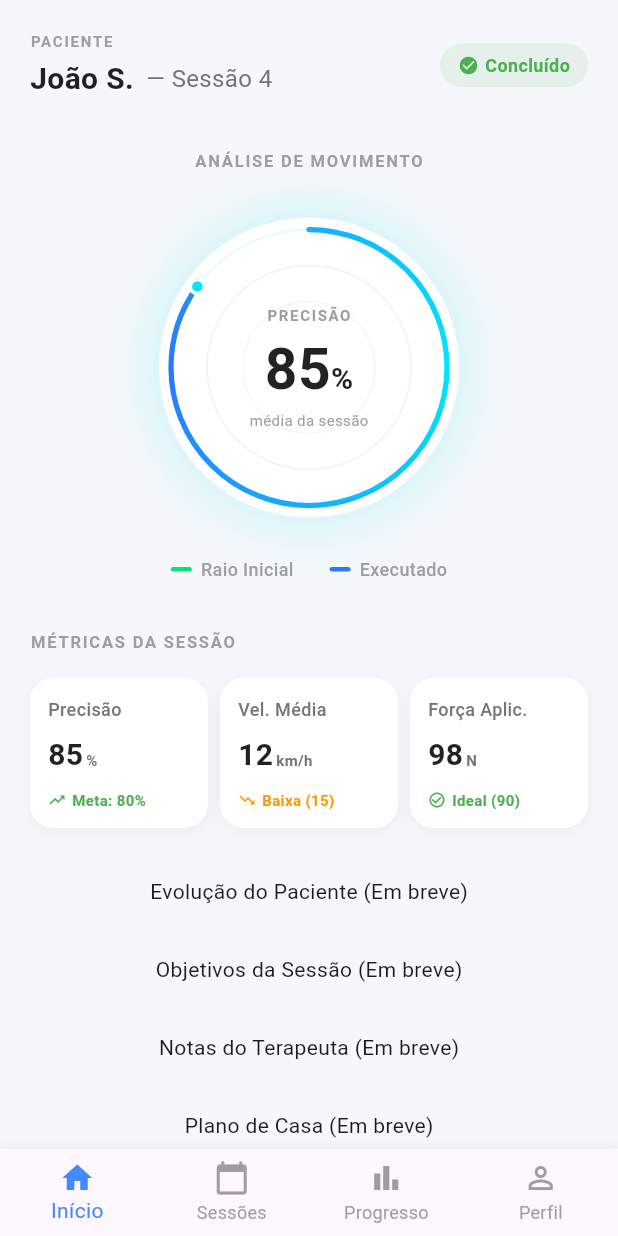
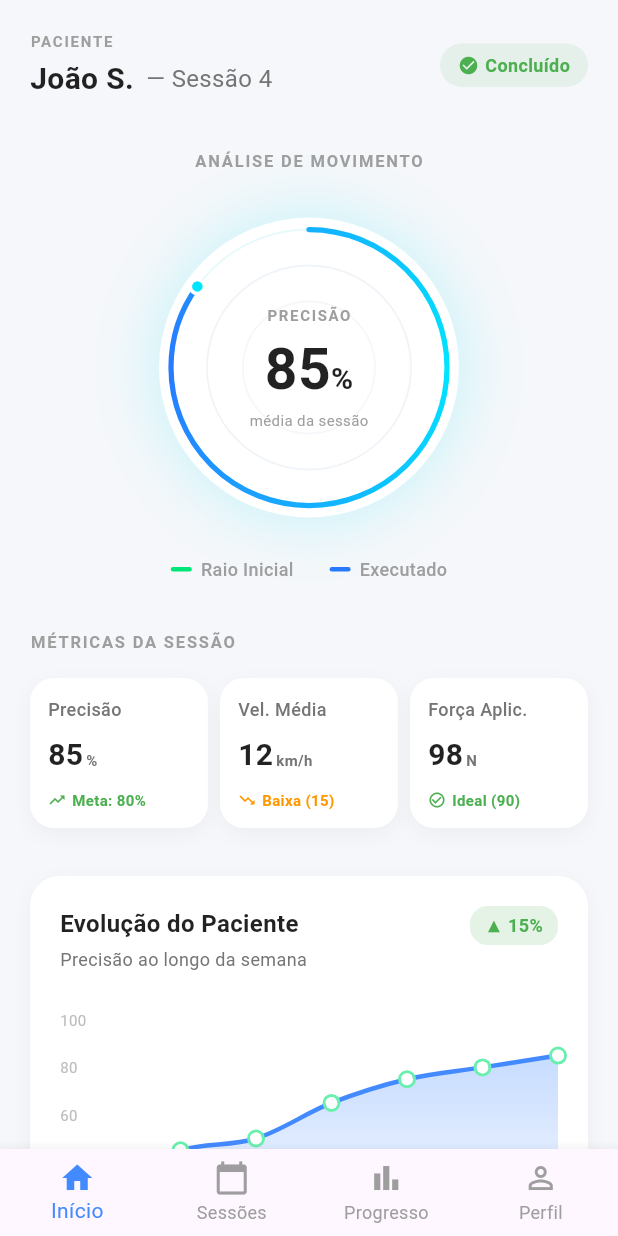
Before and after one commit to AndersonG14/Tela-de-Monitoramento, a Flutter app: the screen it shows after launch, on a phone screen of 412 x 824 dp. Run offline on Flutter 3.47's test engine with Material 3 defaults, Android fonts, the phone set to English and light mode, and no system bars; drawn by our look-alikes of fl_chart.

Commit message:
adicionando arquivo

```diff
--- a/lib/pages/patient_dashboard_page.dart
+++ b/lib/pages/patient_dashboard_page.dart
@@ -1,6 +1,7 @@
 import 'package:flutter/material.dart';
 import '../widgets/movement_analysis_widget.dart';
 import '../widgets/session_metrics_widget.dart';
+import '../widgets/patient_evolution_widget.dart';
 
 class PatientDashboardPage extends StatelessWidget {
   const PatientDashboardPage({super.key});
@@ -43,7 +44,7 @@ class PatientDashboardPage extends StatelessWidget {
               const SessionMetricsWidget(),
               const SizedBox(height: 32),
 
-              const Center(child: Text('Evolução do Paciente (Em breve)')),
+              const PatientEvolutionWidget(),
               const SizedBox(height: 32),
 
               const Center(child: Text('Objetivos da Sessão (Em breve)')),
--- /dev/null
+++ b/lib/widgets/patient_evolution_widget.dart
@@ -0,0 +1,195 @@
+import 'package:flutter/material.dart';
+import 'package:fl_chart/fl_chart.dart';
+
+class PatientEvolutionWidget extends StatelessWidget {
+  const PatientEvolutionWidget({super.key});
+
+  @override
+  Widget build(BuildContext context) {
+    return Container(
+      padding: const EdgeInsets.all(20),
+      decoration: BoxDecoration(
+        color: Colors.white,
+        borderRadius: BorderRadius.circular(20),
+        boxShadow: [
+          BoxShadow(
+            color: Colors.black.withOpacity(0.04),
+            blurRadius: 10,
+            offset: const Offset(0, 4),
+          ),
+        ],
+      ),
+      child: Column(
+        crossAxisAlignment: CrossAxisAlignment.start,
+        children: [
+          // 1. Cabeçalho do Card
+          Row(
+            mainAxisAlignment: MainAxisAlignment.spaceBetween,
+            crossAxisAlignment: CrossAxisAlignment.start,
+            children: [
+              Column(
+                crossAxisAlignment: CrossAxisAlignment.start,
+                children: [
+                  const Text(
+                    'Evolução do Paciente',
+                    style: TextStyle(
+                      fontSize: 16,
+                      fontWeight: FontWeight.bold,
+                      color: Colors.black87,
+                    ),
+                  ),
+                  const SizedBox(height: 4),
+                  Text(
+                    'Precisão ao longo da semana',
+                    style: TextStyle(
+                      fontSize: 12,
+                      color: Colors.grey.shade600,
+                    ),
+                  ),
+                ],
+              ),
+              // Badge verde de melhoria
+              Container(
+                padding: const EdgeInsets.symmetric(horizontal: 10, vertical: 4),
+                decoration: BoxDecoration(
+                  color: Colors.green.withOpacity(0.15),
+                  borderRadius: BorderRadius.circular(12),
+                ),
+                child: const Text(
+                  '▲ 15%',
+                  style: TextStyle(
+                    color: Colors.green,
+                    fontWeight: FontWeight.bold,
+                    fontSize: 12,
+                  ),
+                ),
+              ),
+            ],
+          ),
+          const SizedBox(height: 32),
+
+          // 2. Gráfico de Linha (fl_chart)
+          SizedBox(
+            height: 180,
+            child: LineChart(
+              LineChartData(
+                gridData: const FlGridData(show: false),
+                titlesData: FlTitlesData(
+                  rightTitles: const AxisTitles(sideTitles: SideTitles(showTitles: false)),
+                  topTitles: const AxisTitles(sideTitles: SideTitles(showTitles: false)),
+                  leftTitles: AxisTitles(
+                    sideTitles: SideTitles(
+                      showTitles: true,
+                      reservedSize: 30,
+                      interval: 20,
+                      getTitlesWidget: (value, meta) {
+                        return Text(
+                          value.toInt().toString(),
+                          style: TextStyle(color: Colors.grey.shade400, fontSize: 10),
+                        );
+                      },
+                    ),
+                  ),
+                  bottomTitles: AxisTitles(
+                    sideTitles: SideTitles(
+                      showTitles: true,
+                      reservedSize: 22,
+                      interval: 1,
+                      getTitlesWidget: (value, meta) {
+                        const style = TextStyle(color: Colors.grey, fontSize: 10);
+                        Widget text;
+                        switch (value.toInt()) {
+                          case 0: text = const Text('S1', style: style); break;
+                          case 1: text = const Text('S2', style: style); break;
+                          case 2: text = const Text('S3', style: style); break;
+                          case 3: text = const Text('S4', style: style); break;
+                          case 4: text = const Text('S5', style: style); break;
+                          case 5: text = const Text('S6', style: style); break;
+                          case 6: text = const Text('S7', style: style); break;
+                          default: text = const Text('', style: style); break;
+                        }
+                        return SideTitleWidget(meta: meta, child: text);
+                      },
+                    ),
+                  ),
+                ),
+                borderData: FlBorderData(show: false),
+                minX: 0,
+                maxX: 6,
+                minY: 0,
+                maxY: 100,
+                lineBarsData: [
+                  LineChartBarData(
+                    spots: const [
+                      FlSpot(0, 30),
+                      FlSpot(1, 45),
+                      FlSpot(2, 50),
+                      FlSpot(3, 65),
+                      FlSpot(4, 75),
+                      FlSpot(5, 80),
+                      FlSpot(6, 85),
+                    ],
+                    isCurved: true,
+                    color: Colors.blueAccent,
+                    barWidth: 3,
+                    isStrokeCapRound: true,
+                    dotData: FlDotData(
+                      show: true,
+                      getDotPainter: (spot, percent, barData, index) {
+                        return FlDotCirclePainter(
+                          radius: 4,
+                          color: Colors.white,
+                          strokeWidth: 2,
+                          strokeColor: Colors.greenAccent,
+                        );
+                      },
+                    ),
+                    belowBarData: BarAreaData(
+                      show: true,
+                      gradient: LinearGradient(
+                        colors: [
+                          Colors.blueAccent.withOpacity(0.3),
+                          Colors.blueAccent.withOpacity(0.0),
+                        ],
+                        begin: Alignment.topCenter,
+                        end: Alignment.bottomCenter,
+                      ),
+                    ),
+                  ),
+                ],
+              ),
+            ),
+          ),
+          const SizedBox(height: 16),
+
+          // 3. Rodapé do Card
+          const Divider(height: 1, color: Color(0xFFEEEEEE)),
+          const SizedBox(height: 16),
+          const Row(
+            mainAxisAlignment: MainAxisAlignment.spaceBetween,
+            children: [
+              Row(
+                children: [
+                  Icon(Icons.trending_up, color: Colors.green, size: 16),
+                  SizedBox(width: 8),
+                  Text(
+                    'Melhoria vs. última sessão',
+                    style: TextStyle(fontSize: 12, color: Colors.grey),
+                  ),
+                ],
+              ),
+              Text(
+                '+15%',
+                style: TextStyle(
+                  fontSize: 14,
+                  fontWeight: FontWeight.bold,
+                  color: Colors.green,
+                ),
+              ),
+            ],
+          ),
+        ],
+      ),
+    );
+  }
+}
--- a/pubspec.yaml
+++ b/pubspec.yaml
@@ -34,6 +34,7 @@ dependencies:
   # The following adds the Cupertino Icons font to your application.
   # Use with the CupertinoIcons class for iOS style icons.
   cupertino_icons: ^1.0.8
+  fl_chart: ^1.2.0
 
 dev_dependencies:
   flutter_test:
```
Also changed, not shown: pubspec.lock.
